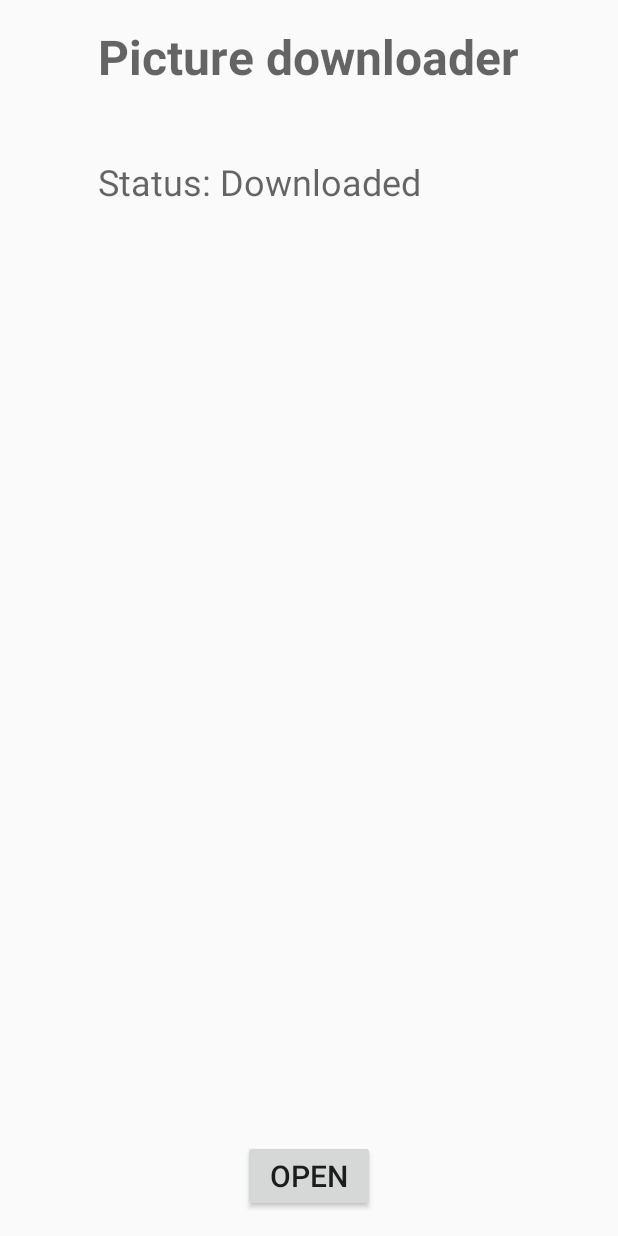
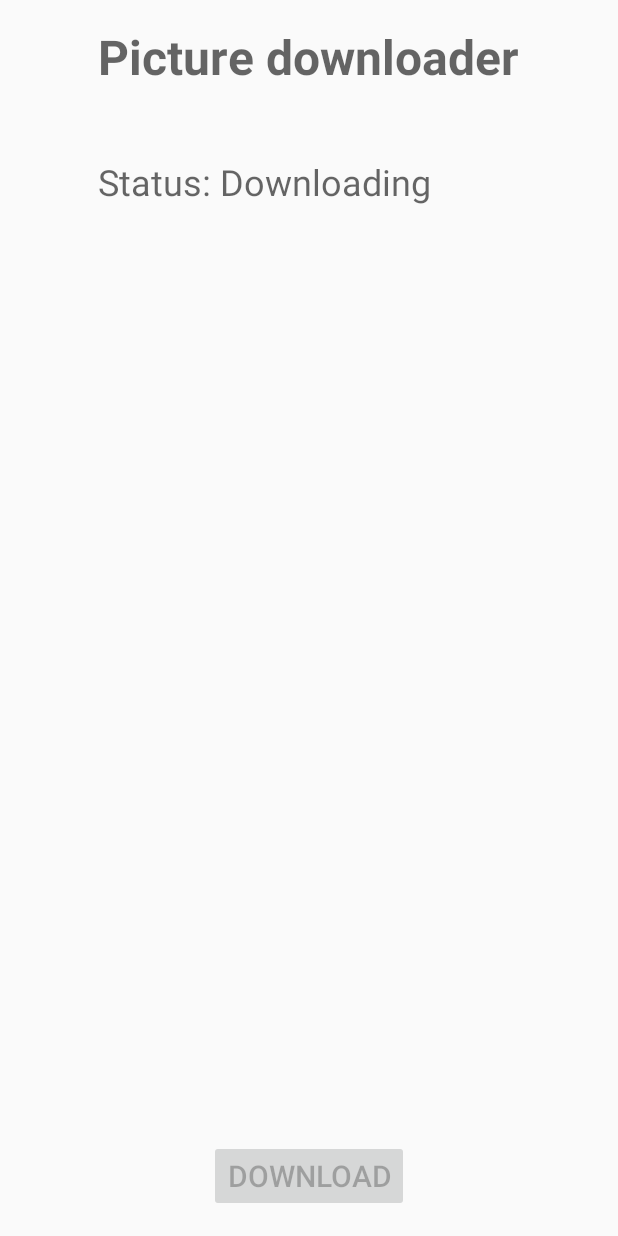
Before and after one commit to lena15n/fileandr, an Android app: the screen it shows after launch (MainActivity), after a tap on "DOWNLOAD", on a phone screen of 412 x 824 dp. Run offline under Robolectric (Android 15) with nearby library versions, the phone set to English and light mode, and no system bars.

```diff
--- a/FileAndr/app/src/main/AndroidManifest.xml
+++ b/FileAndr/app/src/main/AndroidManifest.xml
@@ -22,6 +22,7 @@
 
     <!-- Internet Permissions -->
     <uses-permission android:name="android.permission.INTERNET" />
+    <uses-permission android:name="android.permission.ACCESS_NETWORK_STATE" />
 
 
 
--- a/FileAndr/app/src/main/java/com/lena/fileandr/MainActivity.java
+++ b/FileAndr/app/src/main/java/com/lena/fileandr/MainActivity.java
@@ -6,6 +6,8 @@ import android.content.Context;
 import android.content.Intent;
 import android.content.Loader;
 import android.graphics.Bitmap;
+import android.net.ConnectivityManager;
+import android.net.NetworkInfo;
 import android.net.Uri;
 import android.os.Bundle;
 import android.util.Log;
@@ -44,9 +46,17 @@ public class MainActivity extends Activity implements LoaderManager.LoaderCallba
             @Override
             public void onClick(View v) {
                 if (!isImageDownloaded) {
+                    ConnectivityManager connMgr = (ConnectivityManager)
+                            getSystemService(Context.CONNECTIVITY_SERVICE);
+                    NetworkInfo networkInfo = connMgr.getActiveNetworkInfo();
+                    if (networkInfo != null && networkInfo.isConnected()) {
                         getLoaderManager().initLoader(LOADER_ID, null, MainActivity.this);
 
                         Toast.makeText(getApplicationContext(), "oh man", Toast.LENGTH_LONG).show();
+                    }
+                    else {
+                        Toast.makeText(getApplicationContext(), R.string.error_conn, Toast.LENGTH_LONG).show();
+                    }
                 } else {
                     Intent intent = new Intent();
                     intent.setAction(Intent.ACTION_VIEW);
@@ -56,7 +66,7 @@ public class MainActivity extends Activity implements LoaderManager.LoaderCallba
             }
         });
 
-        Log.d(TAGG, "--------create activity");
+        Log.d(TAGG, "create activity");
     }
 
     @Override
@@ -73,7 +83,7 @@ public class MainActivity extends Activity implements LoaderManager.LoaderCallba
         downloadButton.setEnabled(false);
 
 
-        Log.d(TAGG, "---------- create loader");
+        Log.d(TAGG, "create loader");
         return new MyImageAsyncLoader<>(getApplicationContext());
     }
 
@@ -86,7 +96,7 @@ public class MainActivity extends Activity implements LoaderManager.LoaderCallba
 
                 //ImageView imageView = (ImageView) findViewById(R.id.image_view);
                 //imageView.setImageBitmap(data);
-
+                if (data != null) {
                     saveImageToInternalStorage(data);
 
                     statusLabelTextView = (TextView) findViewById(R.id.status_text_view);
@@ -98,8 +108,23 @@ public class MainActivity extends Activity implements LoaderManager.LoaderCallba
 
                     isImageDownloaded = true;
 
-                Log.d(TAGG, "---------------download has been finished");
+                    Log.d(TAGG, "download has been finished");
                     //imgLoader.DisplayImage(R.string.image_url, loader, (ImageView) findViewById(R.id.image_view));
+
+                    //getLoaderManager().destroyLoader(id);
+                }/* else {
+                    statusLabelTextView = (TextView) findViewById(R.id.status_text_view);
+                    statusLabelTextView.setText(getString(R.string.status_idle));
+
+                    downloadButton = (Button) findViewById(R.id.button);
+                    downloadButton.setText(R.string.download_button_text);
+                    downloadButton.setEnabled(true);
+
+                    isImageDownloaded = false;
+
+
+                    Log.d(TAGG, "download has ERROR");
+                }*/
             }
             break;
         }
@@ -107,16 +132,11 @@ public class MainActivity extends Activity implements LoaderManager.LoaderCallba
 
     private boolean saveImageToInternalStorage(android.graphics.Bitmap someImage) {
         try {
+
+            FileOutputStream fos = getApplicationContext().
+                    openFileOutput(getString(R.string.image_file_name), Context.MODE_PRIVATE);
+
             // Use the compress method on the Bitmap object to write image to
-            // the OutputStream
-            FileOutputStream fos = getApplicationContext().
-                    openFileOutput(getString(R.string.image_file_name), Context.MODE_WORLD_READABLE);
-           /* File cacheDir = getCacheDir();
-            File outFile = new File(cacheDir, getString(R.string.image_file_name));
-
-            FileOutputStream fos = new FileOutputStream(outFile.getAbsolutePath());*/
-
-            // Writing the bitmap to the output stream
             someImage.compress(android.graphics.Bitmap.CompressFormat.PNG, 100, fos);
             fos.close();
 
@@ -129,18 +149,7 @@ public class MainActivity extends Activity implements LoaderManager.LoaderCallba
 
     @Override
     public void onLoaderReset(Loader<Bitmap> loader) {
-        Toast.makeText(getApplicationContext(), "loader said no!!!!", Toast.LENGTH_LONG).show();//context, text, duration
+        Log.d(TAGG, "RESET!!");
         //clear old data
     }
-
-    /*public File getTempFile(Context context, String url) {
-        File file = null;
-        try {
-            String fileName = Uri.parse(url).getLastPathSegment();
-            file = File.createTempFile(fileName, null, context.getCacheDir());
-        } catch (IOException e) {
-            // Error while creating file
 }
-        return file;
-    }*/
-}
--- a/FileAndr/app/src/main/java/com/lena/fileandr/MyImageAsyncLoader.java
+++ b/FileAndr/app/src/main/java/com/lena/fileandr/MyImageAsyncLoader.java
@@ -3,6 +3,7 @@ package com.lena.fileandr;
 import android.content.AsyncTaskLoader;
 import android.content.Context;
 import android.graphics.BitmapFactory;
+import android.util.Log;
 
 import java.io.IOException;
 import java.net.MalformedURLException;
@@ -11,10 +12,12 @@ import java.net.URLConnection;
 
 public class MyImageAsyncLoader<Bitmap> extends AsyncTaskLoader<Bitmap> {
     private Bitmap image;
+    private static final String TAGG = "Zooo";
 
     public MyImageAsyncLoader(Context context) {
         super(context);
         onContentChanged();
+        Log.d(TAGG, "loader: crate loaderr");
     }
 
     @Override
@@ -23,6 +26,7 @@ public class MyImageAsyncLoader<Bitmap> extends AsyncTaskLoader<Bitmap> {
         URL url = null;
         URLConnection connection = null;
         Context appContext = getContext();
+        Log.d(TAGG, "loader: inside load in background");
 
         try {
             url = new URL(appContext.getResources().getString(R.string.image_url));
@@ -36,30 +40,39 @@ public class MyImageAsyncLoader<Bitmap> extends AsyncTaskLoader<Bitmap> {
                 connection = url.openConnection();
             } catch (IOException e) {
                 e.printStackTrace();
+                reset();//stopLoading();cancelLoad();
+                Log.d(TAGG, "loader: stop load");
             }
 
-            if (connection != null) {
+            if (connection != null){
                 try {
                     image = (Bitmap) BitmapFactory.decodeStream(connection.getInputStream());
 
                 } catch (IOException e) {
-                    e.printStackTrace();
+                    e.printStackTrace();// ругается на разницу Bitmap и graphics.Bitmap
                 }
+            }
+            else {
+                image = null;
+
+                stopLoading();
             }
         }
         return image;
     }
 
     @Override
-    protected void onStartLoading() {
+    protected void onStartLoading() {//method of Loader
         if (takeContentChanged())
             forceLoad();
     }
 
     @Override
-    protected void onStopLoading() {
+    protected void onStopLoading() {//method of Loader
         cancelLoad();
+        Log.d(TAGG, "loader: on stop loading");
     }
+
 
 
 
--- a/FileAndr/app/src/main/res/values/strings.xml
+++ b/FileAndr/app/src/main/res/values/strings.xml
@@ -8,6 +8,9 @@
     <string name="download_button_text">Download</string>
     <string name="open_button_text">Open</string>
     <string name="activity_header_text">Picture downloader</string>
+
+    <string name="error_conn">Error occures! Try download again..</string>
+
     <!-- if url consists '&', you should replace it with '%26' or '&amp;'-->
     <string name="image_url">http://www.cat-tube.ru/wp-content/uploads/2015/06/1280.jpg</string>
     <string name="image_file_name">cat.png</string>
```
Lines whose indentation alone changed are shown as unchanged.
